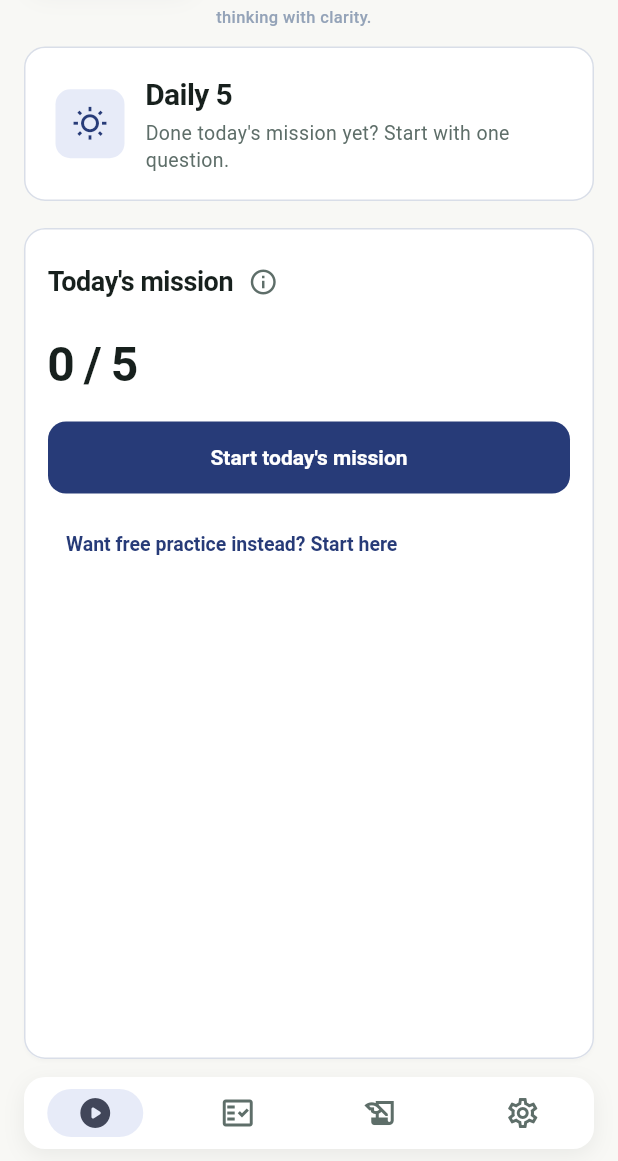
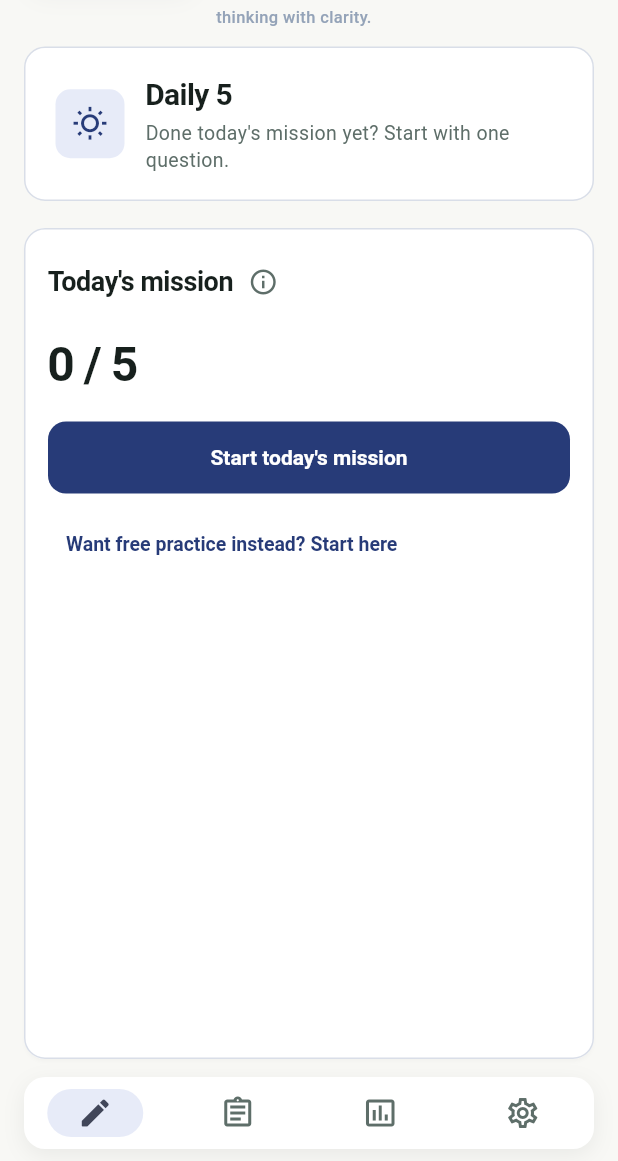
Before and after one commit to benwu777/MathSpring, a Flutter app: the screen it shows after launch, after a tap on "Start practice", on a phone screen of 412 x 824 dp, the part 75-1236 px from its top. Run offline on Flutter 3.47's test engine with Material 3 defaults, Android fonts, the phone set to English and light mode, and no system bars; our stand-ins replace in_app_purchase, sqflite; accounts and stored records are empty.

Commit message:
修正：底部導覽列圖示改成看得出功能的圖案
- 練習改鉛筆、測驗改考卷、學習回顧改長條圖；原本的播放鍵、打勾清單、卷軸不直覺
- 導覽列只顯示圖示，新增測試確認四個分頁的圖示

```diff
--- a/lib/src/home_tabs.dart
+++ b/lib/src/home_tabs.dart
@@ -131,18 +131,18 @@ class _MathSpringHomePageState extends State<MathSpringHomePage> {
                   },
                   destinations: [
                     NavigationDestination(
-                      icon: const Icon(Icons.play_circle_outline),
-                      selectedIcon: const Icon(Icons.play_circle_rounded),
+                      icon: const Icon(Icons.edit_outlined),
+                      selectedIcon: const Icon(Icons.edit_rounded),
                       label: strings.navPractice,
                     ),
                     NavigationDestination(
-                      icon: const Icon(Icons.fact_check_outlined),
-                      selectedIcon: const Icon(Icons.fact_check_rounded),
+                      icon: const Icon(Icons.assignment_outlined),
+                      selectedIcon: const Icon(Icons.assignment_rounded),
                       label: strings.navQuiz,
                     ),
                     NavigationDestination(
-                      icon: const Icon(Icons.history_edu_outlined),
-                      selectedIcon: const Icon(Icons.history_edu_rounded),
+                      icon: const Icon(Icons.insert_chart_outlined),
+                      selectedIcon: const Icon(Icons.insert_chart_rounded),
                       label: strings.navReview,
                     ),
                     NavigationDestination(
@@ -450,7 +450,7 @@ class _QuizTab extends StatelessWidget {
         _CompactHeroBanner(
           title: strings.quizEntryTitle,
           info: strings.quizEntryInfo,
-          icon: Icons.fact_check_rounded,
+          icon: Icons.assignment_rounded,
         ),
         const SizedBox(height: 18),
         // 撐滿剩餘高度：外殼的 fill 只把分頁內容包成 Expanded，
```
Also changed, not shown: 1 other file.
